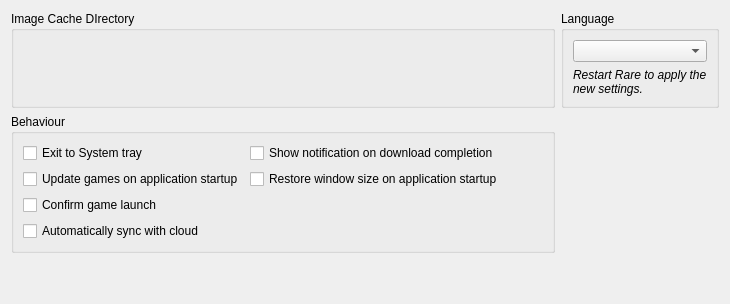
RareDevs/Rare, file resources/ui/components/tabs/settings/rare.ui: the form before one commit.
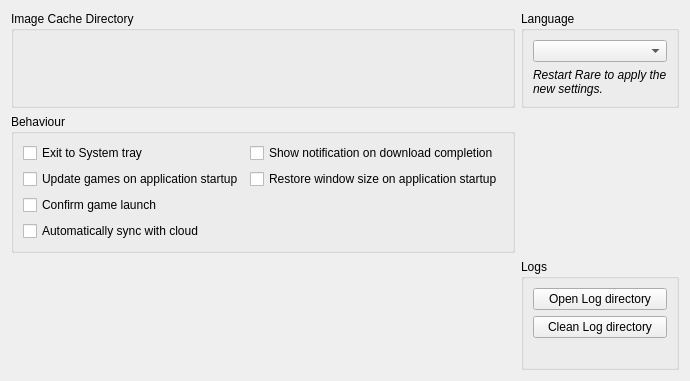
The form after the commit.

Commit message: Adjust to include the open log dir button in rare settings

The edit to the form file:
```diff
--- a/resources/ui/components/tabs/settings/rare.ui
+++ b/resources/ui/components/tabs/settings/rare.ui
@@ -6,8 +6,13 @@
    <string>RareSettings</string>
   </property>
   <layout class="QGridLayout" name="layout_rare">
-   <item row="1" column="1">
-    <layout class="QVBoxLayout" name="layout_rpc"/>
+   <item row="0" column="0">
+    <widget class="QGroupBox" name="gb_img_dir">
+     <property name="title">
+      <string>Image Cache Directory</string>
+     </property>
+     <layout class="QVBoxLayout" name="layout_img_dir"/>
+    </widget>
    </item>
    <item row="0" column="1">
     <widget class="QGroupBox" name="gb_lang">
@@ -42,27 +47,6 @@
      </layout>
     </widget>
    </item>
-   <item row="2" column="0" colspan="2">
-    <spacer name="vs_rare">
-     <property name="orientation">
-      <enum>Qt::Vertical</enum>
-     </property>
-     <property name="sizeHint" stdset="0">
-      <size>
-       <width>20</width>
-       <height>40</height>
-      </size>
-     </property>
-    </spacer>
-   </item>
-   <item row="0" column="0">
-    <widget class="QGroupBox" name="gb_img_dir">
-     <property name="title">
-      <string>Image Cache DIrectory</string>
-     </property>
-     <layout class="QVBoxLayout" name="layout_img_dir"/>
-    </widget>
-   </item>
    <item row="1" column="0">
     <widget class="QGroupBox" name="gb_settings">
      <property name="title">
@@ -154,7 +138,7 @@
         </property>
         <property name="sizeHint" stdset="0">
          <size>
-          <width>40</width>
+          <width>0</width>
           <height>20</height>
          </size>
         </property>
@@ -163,6 +147,55 @@
      </layout>
     </widget>
    </item>
+   <item row="3" column="0" colspan="2">
+    <spacer name="rare_vspacer">
+     <property name="orientation">
+      <enum>Qt::Vertical</enum>
+     </property>
+     <property name="sizeHint" stdset="0">
+      <size>
+       <width>20</width>
+       <height>0</height>
+      </size>
+     </property>
+    </spacer>
+   </item>
+   <item row="1" column="1">
+    <layout class="QVBoxLayout" name="layout_rpc"/>
+   </item>
+   <item row="2" column="1">
+    <widget class="QGroupBox" name="log_dir_group">
+     <property name="title">
+      <string>Logs</string>
+     </property>
+     <layout class="QVBoxLayout" name="log_dir_layout">
+      <item>
+       <widget class="QPushButton" name="log_dir_open_button">
+        <property name="text">
+         <string>Open Log directory</string>
+        </property>
+       </widget>
+      </item>
+      <item>
+       <widget class="QPushButton" name="log_dir_clean_button">
+        <property name="text">
+         <string>Clean Log directory</string>
+        </property>
+       </widget>
+      </item>
+      <item>
+       <widget class="QLabel" name="log_dir_size_label">
+        <property name="text">
+         <string notr="true"/>
+        </property>
+        <property name="wordWrap">
+         <bool>true</bool>
+        </property>
+       </widget>
+      </item>
+     </layout>
+    </widget>
+   </item>
   </layout>
  </widget>
  <resources/>
```
Left out of the diff: 2 changed lines with no effect on the pictures. The commit also changes 2 other files.
